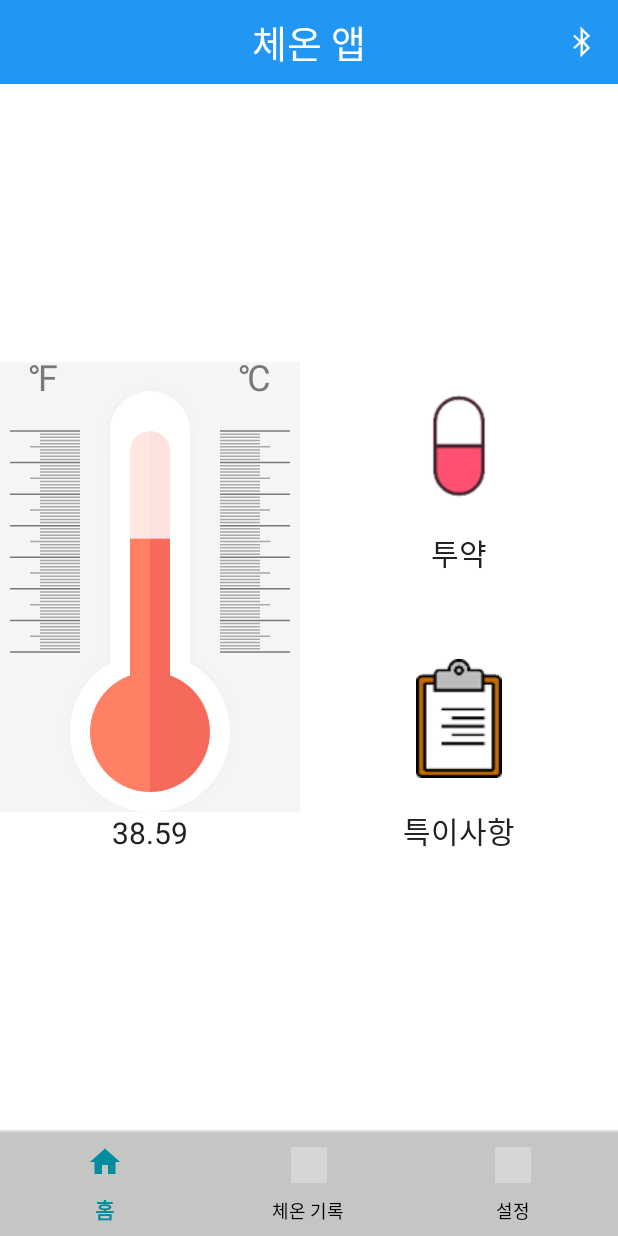
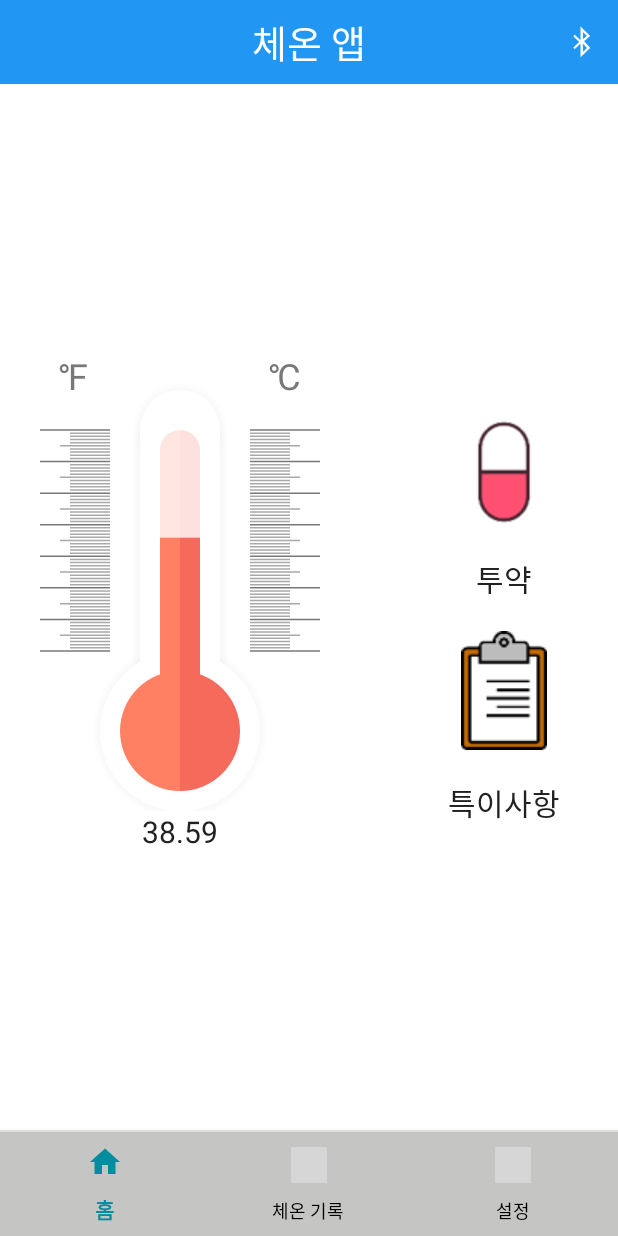
Before and after one commit to kkkb1114/bodytemperature, an Android app: the screen it shows after launch (MainActivity), on a phone screen of 412 x 824 dp. Run offline under Robolectric (Android 15) with nearby library versions, the phone set to English and light mode, and no system bars; grey boxes are pictures that could not be loaded.

Commit message:
2023.02.15 온도계 UI 배경색 변경, HomeFragment UI 위치 조정

```diff
--- a/app/src/main/java/kkkb1114/sampleproject/bodytemperature/fragment/HomeFragment.java
+++ b/app/src/main/java/kkkb1114/sampleproject/bodytemperature/fragment/HomeFragment.java
@@ -4,15 +4,14 @@ import static android.content.Context.MODE_PRIVATE;
 
 import android.content.SharedPreferences;
 import android.os.Bundle;
-
-import androidx.fragment.app.Fragment;
-
 import android.os.Handler;
 import android.util.Log;
 import android.view.LayoutInflater;
 import android.view.View;
 import android.view.ViewGroup;
 import android.widget.TextView;
+
+import androidx.fragment.app.Fragment;
 
 import java.text.SimpleDateFormat;
 import java.util.Date;
@@ -21,7 +20,6 @@ import java.util.Stack;
 import kkkb1114.sampleproject.bodytemperature.R;
 import kkkb1114.sampleproject.bodytemperature.ThermometerView;
 import kkkb1114.sampleproject.bodytemperature.thermometer.Generator;
-import kkkb1114.sampleproject.bodytemperature.thermometer.Thermometer;
 
 public class HomeFragment extends Fragment {
 
--- a/app/src/main/res/layout/fragment_home.xml
+++ b/app/src/main/res/layout/fragment_home.xml
@@ -8,18 +8,14 @@
 
     <androidx.constraintlayout.widget.ConstraintLayout
         android:layout_width="match_parent"
-        android:layout_height="match_parent">
-
-        <androidx.constraintlayout.widget.ConstraintLayout
-            android:layout_width="match_parent"
         android:layout_height="wrap_content"
-            app:layout_constraintBottom_toBottomOf="parent"
-            app:layout_constraintTop_toTopOf="parent">
+        android:layout_gravity="center">
 
         <LinearLayout
-                android:id="@+id/linearLayout"
             android:layout_width="wrap_content"
             android:layout_height="wrap_content"
+            android:layout_marginStart="20dp"
+            android:layout_gravity="start"
             android:orientation="vertical"
             app:layout_constraintBottom_toBottomOf="parent"
             app:layout_constraintStart_toStartOf="parent"
@@ -41,25 +37,29 @@
 
         </LinearLayout>
 
+        <LinearLayout
+            android:id="@+id/linearLayout"
+            android:layout_width="wrap_content"
+            android:layout_height="wrap_content"
+            android:layout_marginEnd="20dp"
+            android:layout_gravity="end"
+            android:orientation="vertical"
+            app:layout_constraintBottom_toBottomOf="parent"
+            app:layout_constraintEnd_toEndOf="parent"
+            app:layout_constraintTop_toTopOf="parent">
 
             <LinearLayout
                 android:id="@+id/ln_pill"
-                android:layout_width="wrap_content"
+                android:layout_width="match_parent"
                 android:layout_height="wrap_content"
                 android:gravity="center_horizontal"
-                android:orientation="vertical"
-                app:layout_constraintEnd_toEndOf="parent"
-                app:layout_constraintStart_toEndOf="@+id/linearLayout"
-                app:layout_constraintTop_toTopOf="parent">
+                android:orientation="vertical">
 
                 <ImageView
                     android:id="@+id/iv_pill"
                     android:layout_width="wrap_content"
                     android:layout_height="wrap_content"
-                    android:src="@drawable/pill"
-                    app:layout_constraintEnd_toEndOf="parent"
-                    app:layout_constraintStart_toEndOf="@+id/linearLayout"
-                    app:layout_constraintTop_toTopOf="parent" />
+                    android:src="@drawable/pill" />
 
                 <TextView
                     android:id="@+id/tv_pill"
@@ -67,22 +67,16 @@
                     android:layout_height="wrap_content"
                     android:text="투약"
                     android:textColor="#212121"
-                    android:textSize="20sp"
-                    app:layout_constraintEnd_toEndOf="@+id/iv_pill"
-                    app:layout_constraintStart_toStartOf="@+id/iv_pill"
-                    app:layout_constraintTop_toBottomOf="@+id/iv_pill" />
+                    android:textSize="20sp" />
 
             </LinearLayout>
 
             <LinearLayout
                 android:id="@+id/ln_significant"
-                android:layout_width="wrap_content"
+                android:layout_width="match_parent"
                 android:layout_height="wrap_content"
                 android:gravity="center_horizontal"
-                android:orientation="vertical"
-                app:layout_constraintBottom_toBottomOf="parent"
-                app:layout_constraintEnd_toEndOf="parent"
-                app:layout_constraintStart_toEndOf="@+id/linearLayout">
+                android:orientation="vertical">
 
                 <ImageView
                     android:id="@+id/iv_significant"
@@ -101,7 +95,7 @@
 
             </LinearLayout>
 
-        </androidx.constraintlayout.widget.ConstraintLayout>
+        </LinearLayout>
 
     </androidx.constraintlayout.widget.ConstraintLayout>
 
```
Also changed, not shown: app/src/main/java/kkkb1114/sampleproject/bodytemperature/ThermometerView.java (+14 -14 lines). Lines whose indentation alone changed are shown as unchanged.
